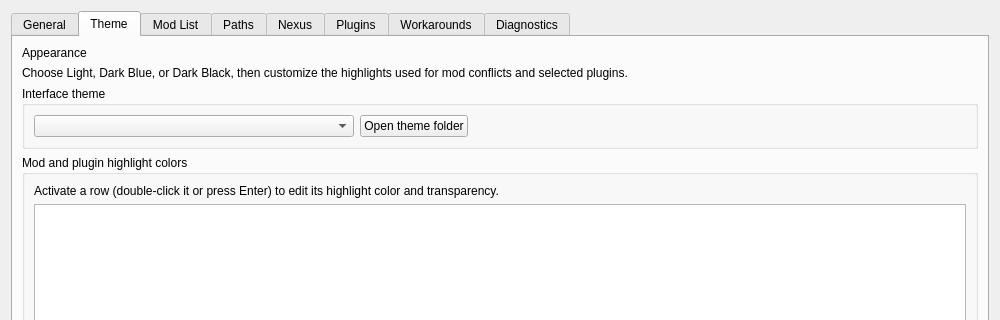
Above: source/modorganizer/src/settingsdialog.ui from ArialSenki/MO2-Revamped before the change; both pictures show x 0 to 1000 and y 0 to 320 of the 1000 by 740 pixel window. Below: the same form after it.
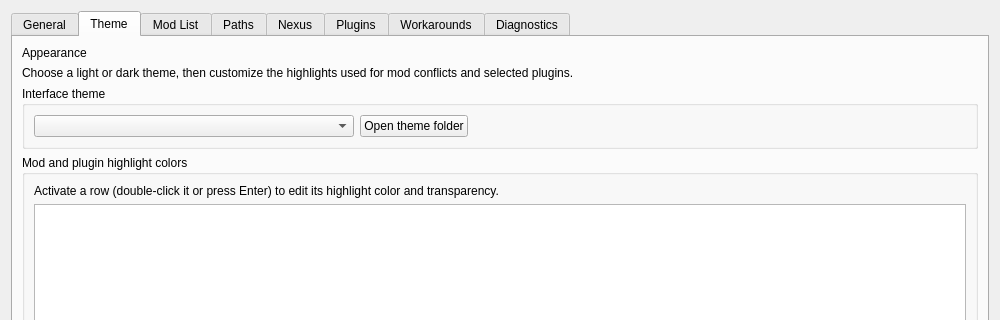
That is the form after the change. The open tabs and pages were chosen to show the change. Custom widgets are drawn as their Qt base class.

Patch:
```diff
--- a/source/modorganizer/src/settingsdialog.ui
+++ b/source/modorganizer/src/settingsdialog.ui
@@ -486,7 +486,7 @@
        <item>
         <widget class="QLabel" name="themePageSubtitle">
          <property name="text">
-          <string>Choose Light, Dark Blue, or Dark Black, then customize the highlights used for mod conflicts and selected plugins.</string>
+          <string>Choose a light or dark theme, then customize the highlights used for mod conflicts and selected plugins.</string>
          </property>
          <property name="wordWrap">
           <bool>true</bool>
```
